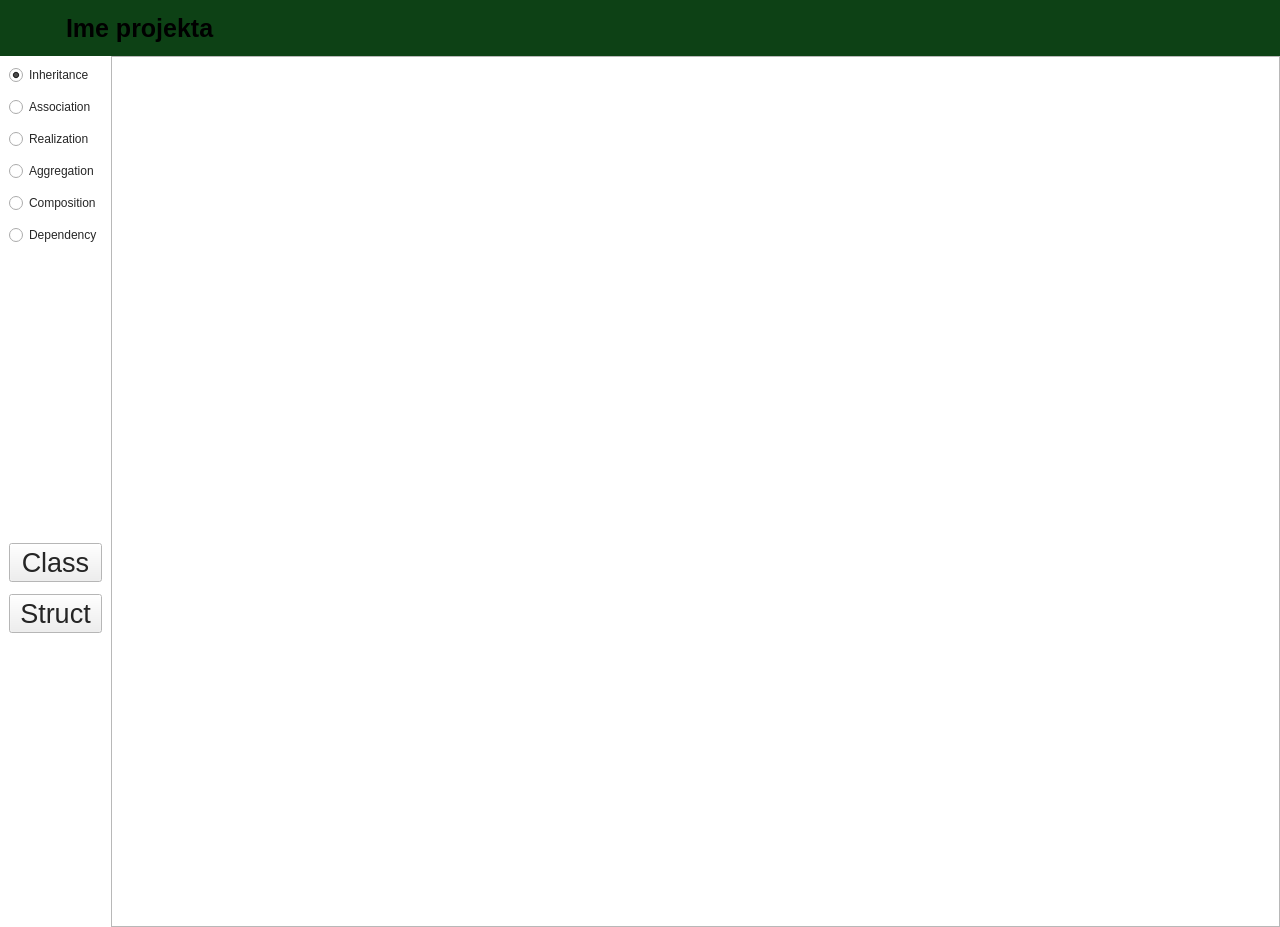
The window that src/ui/Board.ui (Trifsoft/diagrampp) describes before a commit, drawn with Qt 5.
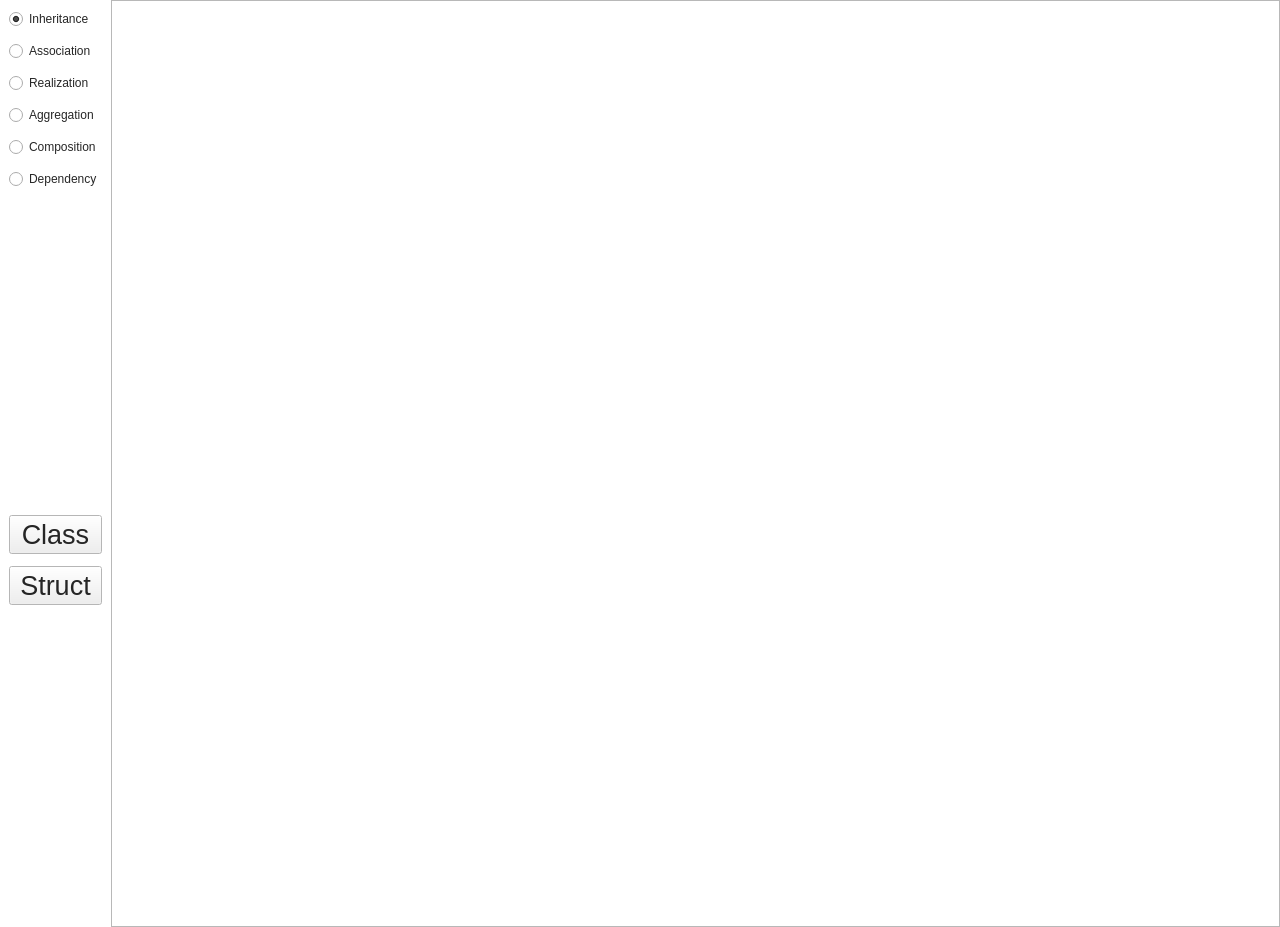
The same window after the commit.

Commit message: Removed top bar from Board

```diff
--- a/src/ui/Board.ui
+++ b/src/ui/Board.ui
@@ -62,135 +62,6 @@
    <property name="bottomMargin">
     <number>0</number>
    </property>
-   <item>
-    <widget class="QWidget" name="top_bar" native="true">
-     <property name="sizePolicy">
-      <sizepolicy hsizetype="Preferred" vsizetype="Expanding">
-       <horstretch>0</horstretch>
-       <verstretch>0</verstretch>
-      </sizepolicy>
-     </property>
-     <property name="minimumSize">
-      <size>
-       <width>0</width>
-       <height>0</height>
-      </size>
-     </property>
-     <property name="maximumSize">
-      <size>
-       <width>16777215</width>
-       <height>56</height>
-      </size>
-     </property>
-     <property name="palette">
-      <palette>
-       <active>
-        <colorrole role="Window">
-         <brush brushstyle="SolidPattern">
-          <color alpha="255">
-           <red>13</red>
-           <green>65</green>
-           <blue>21</blue>
-          </color>
-         </brush>
-        </colorrole>
-       </active>
-       <inactive>
-        <colorrole role="Window">
-         <brush brushstyle="SolidPattern">
-          <color alpha="255">
-           <red>13</red>
-           <green>65</green>
-           <blue>21</blue>
-          </color>
-         </brush>
-        </colorrole>
-       </inactive>
-       <disabled>
-        <colorrole role="Base">
-         <brush brushstyle="SolidPattern">
-          <color alpha="255">
-           <red>13</red>
-           <green>65</green>
-           <blue>21</blue>
-          </color>
-         </brush>
-        </colorrole>
-        <colorrole role="Window">
-         <brush brushstyle="SolidPattern">
-          <color alpha="255">
-           <red>13</red>
-           <green>65</green>
-           <blue>21</blue>
-          </color>
-         </brush>
-        </colorrole>
-       </disabled>
-      </palette>
-     </property>
-     <property name="autoFillBackground">
-      <bool>true</bool>
-     </property>
-     <layout class="QHBoxLayout" name="horizontalLayout">
-      <property name="spacing">
-       <number>6</number>
-      </property>
-      <property name="leftMargin">
-       <number>12</number>
-      </property>
-      <property name="topMargin">
-       <number>0</number>
-      </property>
-      <property name="rightMargin">
-       <number>12</number>
-      </property>
-      <property name="bottomMargin">
-       <number>0</number>
-      </property>
-      <item>
-       <widget class="QPushButton" name="back">
-        <property name="sizePolicy">
-         <sizepolicy hsizetype="Maximum" vsizetype="Maximum">
-          <horstretch>0</horstretch>
-          <verstretch>0</verstretch>
-         </sizepolicy>
-        </property>
-        <property name="maximumSize">
-         <size>
-          <width>48</width>
-          <height>48</height>
-         </size>
-        </property>
-        <property name="text">
-         <string/>
-        </property>
-        <property name="iconSize">
-         <size>
-          <width>16</width>
-          <height>16</height>
-         </size>
-        </property>
-        <property name="flat">
-         <bool>true</bool>
-        </property>
-       </widget>
-      </item>
-      <item>
-       <widget class="QLabel" name="title">
-        <property name="font">
-         <font>
-          <pointsize>19</pointsize>
-          <bold>true</bold>
-         </font>
-        </property>
-        <property name="text">
-         <string>Ime projekta</string>
-        </property>
-       </widget>
-      </item>
-     </layout>
-    </widget>
-   </item>
    <item>
     <layout class="QHBoxLayout" name="screen_content">
      <property name="spacing">
```
The commit also changes 2 other files.
